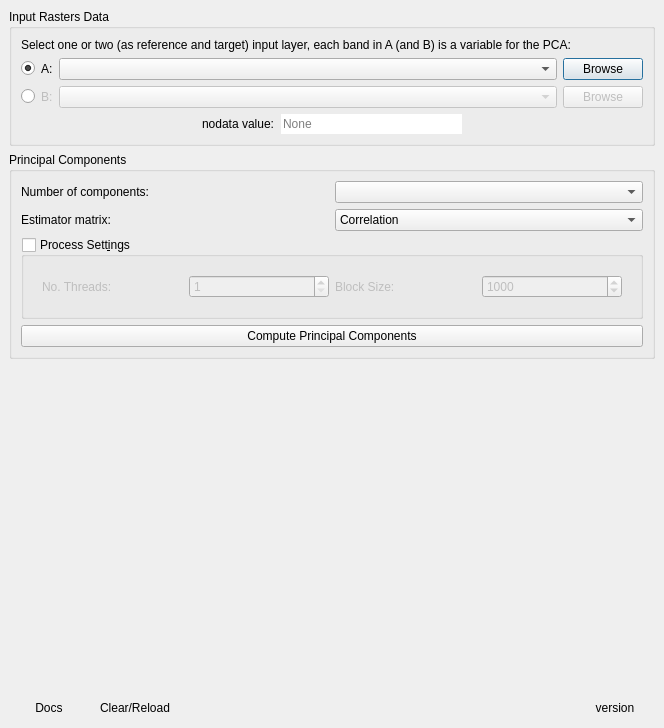
This is ui/pca4cd_dialog.ui in SMByC/PCA4CD as Qt 5 draws it before an edit. The edited form follows.
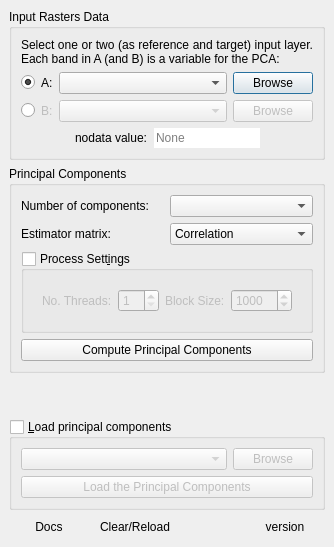
This is the edited form. Icons and pictures are not drawn. Custom widgets are drawn as their Qt base class.

Commit message: Implemented the option for load an external stack of the principal components in the main analysis dialog

```diff
--- a/ui/pca4cd_dialog.ui
+++ b/ui/pca4cd_dialog.ui
@@ -2,14 +2,6 @@
 <ui version="4.0">
  <class>PCA4CDDialogBase</class>
  <widget class="QDialog" name="PCA4CDDialogBase">
-  <property name="geometry">
-   <rect>
-    <x>0</x>
-    <y>0</y>
-    <width>664</width>
-    <height>728</height>
-   </rect>
-  </property>
   <property name="windowTitle">
    <string>PCA4CD - Compute the Principal Components</string>
   </property>
@@ -57,7 +49,7 @@
          <item>
           <widget class="QLabel" name="label_5">
            <property name="text">
-            <string>Select one or two (as reference and target) input layer, each band in A (and B) is a variable for the PCA:</string>
+            <string>Select one or two (as reference and target) input layer. Each band in A (and B) is a variable for the PCA:</string>
            </property>
            <property name="alignment">
             <set>Qt::AlignJustify|Qt::AlignVCenter</set>
@@ -464,6 +456,99 @@
         </property>
        </spacer>
       </item>
+      <item>
+       <widget class="QGroupBox" name="groupBox">
+        <property name="toolTip">
+         <string>Load the stack of the principal components externally</string>
+        </property>
+        <property name="title">
+         <string>&amp;Load principal components</string>
+        </property>
+        <property name="checkable">
+         <bool>true</bool>
+        </property>
+        <property name="checked">
+         <bool>false</bool>
+        </property>
+        <layout class="QVBoxLayout" name="verticalLayout_6">
+         <item>
+          <widget class="QWidget" name="Widget_LoadStackPC" native="true">
+           <layout class="QVBoxLayout" name="verticalLayout_7">
+            <property name="leftMargin">
+             <number>0</number>
+            </property>
+            <property name="topMargin">
+             <number>0</number>
+            </property>
+            <property name="rightMargin">
+             <number>0</number>
+            </property>
+            <property name="bottomMargin">
+             <number>0</number>
+            </property>
+            <item>
+             <widget class="QWidget" name="widget_8" native="true">
+              <layout class="QHBoxLayout" name="horizontalLayout_7">
+               <property name="leftMargin">
+                <number>0</number>
+               </property>
+               <property name="topMargin">
+                <number>0</number>
+               </property>
+               <property name="rightMargin">
+                <number>0</number>
+               </property>
+               <property name="bottomMargin">
+                <number>0</number>
+               </property>
+               <item>
+                <widget class="QgsMapLayerComboBox" name="QCBox_LoadStackPCA">
+                 <property name="sizePolicy">
+                  <sizepolicy hsizetype="Expanding" vsizetype="Fixed">
+                   <horstretch>0</horstretch>
+                   <verstretch>0</verstretch>
+                  </sizepolicy>
+                 </property>
+                 <property name="focusPolicy">
+                  <enum>Qt::StrongFocus</enum>
+                 </property>
+                 <property name="frame">
+                  <bool>true</bool>
+                 </property>
+                 <property name="allowEmptyLayer">
+                  <bool>true</bool>
+                 </property>
+                </widget>
+               </item>
+               <item>
+                <widget class="QPushButton" name="QPBtn_browsePCA">
+                 <property name="sizePolicy">
+                  <sizepolicy hsizetype="Fixed" vsizetype="Fixed">
+                   <horstretch>0</horstretch>
+                   <verstretch>0</verstretch>
+                  </sizepolicy>
+                 </property>
+                 <property name="text">
+                  <string>Browse</string>
+                 </property>
+                </widget>
+               </item>
+              </layout>
+             </widget>
+            </item>
+            <item>
+             <widget class="QPushButton" name="QPBtn_LoadStackPCA">
+              <property name="text">
+               <string>Load the Principal Components</string>
+              </property>
+             </widget>
+            </item>
+           </layout>
+          </widget>
+         </item>
+        </layout>
+       </widget>
+      </item>
       <item>
        <widget class="QWidget" name="widget_plugin_info" native="true">
         <layout class="QHBoxLayout" name="horizontalLayout_25">
```
Left out of the diff: 48 changed lines with no effect on the pictures. The commit also changes 3 other files.
